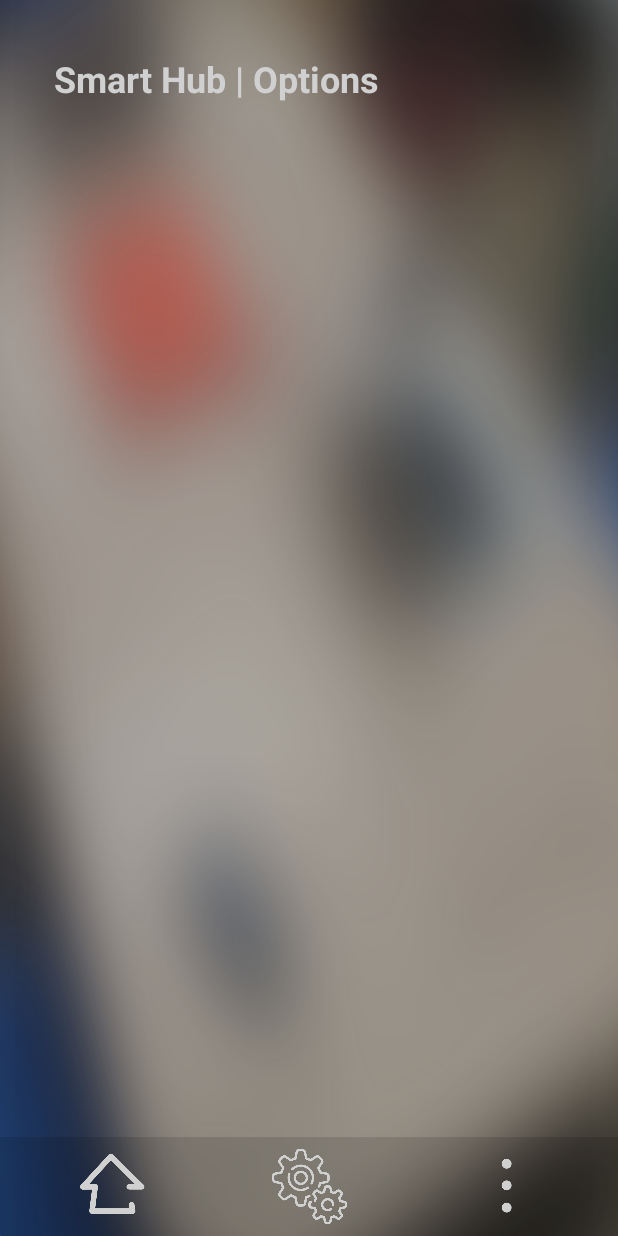
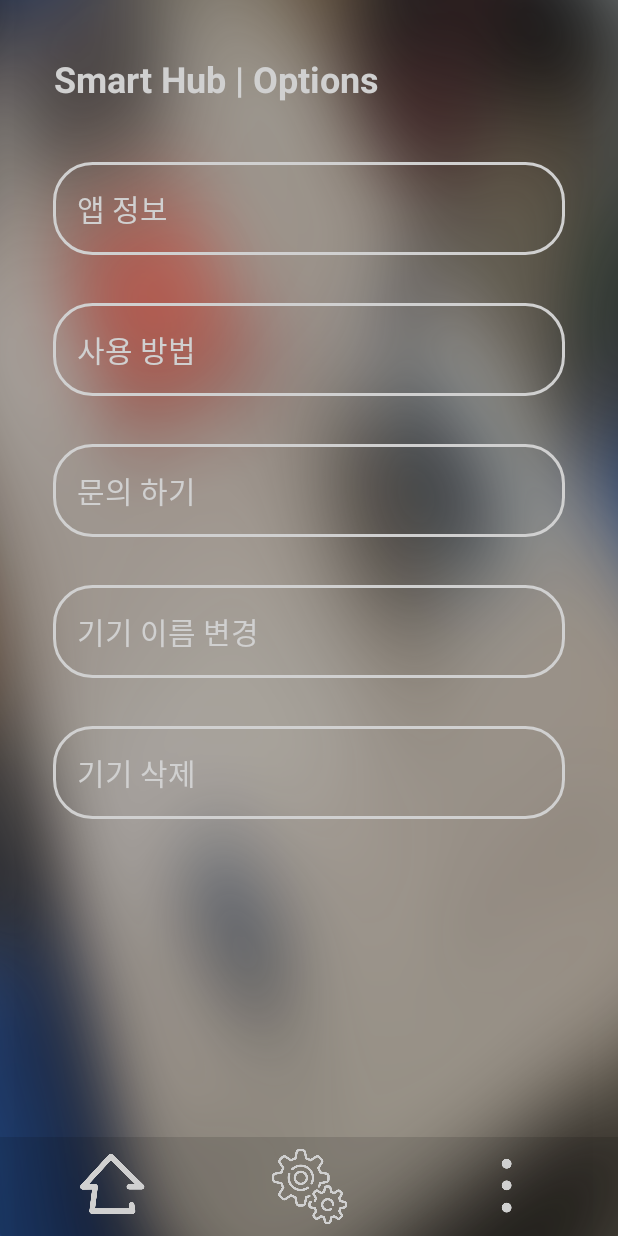
Before and after one commit to xero-xer0/android_coding_teamproject, an Android app: the layout activity_device_option.xml on its own in the app's theme, with its tools: preview values and no code run, on a phone screen of 412 x 824 dp. Run offline under Robolectric (Android 15) with nearby library versions, the phone set to English and light mode, and no system bars.

Commit message:
LED 아이콘 변경 및 액티비티 카드 수정

```diff
--- a/app/src/main/res/layout/activity_device_option.xml
+++ b/app/src/main/res/layout/activity_device_option.xml
@@ -38,7 +38,50 @@
             android:layout_height="wrap_content"
             android:columnCount="1"
             android:rowCount="4"
-            android:layout_margin="10dp">
+            android:layout_margin="3dp"
+            >
+            <TextView
+                style="@style/temp_hum_styles"
+                android:layout_width="match_parent"
+                android:text="앱 정보"
+                android:padding="16dp"
+                android:layout_margin="16dp"
+                android:background="@drawable/layout_radius_background"
+                android:id="@+id/appinfo"/>
+            <TextView
+                style="@style/temp_hum_styles"
+                android:layout_width="match_parent"
+                android:text="사용 방법"
+                android:padding="16dp"
+                android:layout_margin="16dp"
+                android:background="@drawable/layout_radius_background"
+                android:id="@+id/howtouse"/>
+
+            <TextView
+                style="@style/temp_hum_styles"
+                android:layout_width="match_parent"
+                android:text="문의 하기"
+                android:padding="16dp"
+                android:layout_margin="16dp"
+                android:background="@drawable/layout_radius_background"
+                android:id="@+id/feedback"/>
+            <TextView
+                style="@style/temp_hum_styles"
+                android:layout_width="match_parent"
+                android:text="기기 이름 변경"
+                android:padding="16dp"
+                android:layout_margin="16dp"
+                android:background="@drawable/layout_radius_background"
+                android:id="@+id/device_rename"/>
+            <TextView
+                style="@style/temp_hum_styles"
+                android:layout_width="match_parent"
+                android:text="기기 삭제"
+                android:padding="16dp"
+                android:layout_margin="16dp"
+                android:background="@drawable/layout_radius_background"
+                android:id="@+id/device_delete"/>
+
 
 
 
--- a/app/src/main/res/layout/activity_main.xml
+++ b/app/src/main/res/layout/activity_main.xml
@@ -65,6 +65,7 @@
                 android:layout_height="wrap_content"
                 android:layout_margin="16dp"
 
+
                 android:layout_columnWeight="1" />
 
 
--- a/app/src/main/res/layout/device_card.xml
+++ b/app/src/main/res/layout/device_card.xml
@@ -16,7 +16,8 @@
         android:background="@drawable/layout_radius_background"
         android:layout_width="match_parent"
         android:layout_height="wrap_content"
-        android:orientation="horizontal">
+        android:orientation="horizontal"
+        android:backgroundTint="#D0D0D0">
 
     <LinearLayout
         android:layout_width="match_parent"
@@ -74,8 +75,7 @@
             android:background="?attr/selectableItemBackgroundBorderless"
             android:contentDescription="Device Options"
             android:scaleType="centerInside"
-            android:tint="#D0D0D0"
-            android:src="@drawable/run_icon_card"/>
+            android:src="@drawable/light_icon_off"/>
     </LinearLayout>
     </LinearLayout>
     </LinearLayout>
```
Also changed, not shown: app/src/main/java/com/example/android_coding_teamproject/MainActivity.kt (+8 -2 lines), app/src/main/res/layout/device_temp_hum_card.xml (+21 -5 lines).
